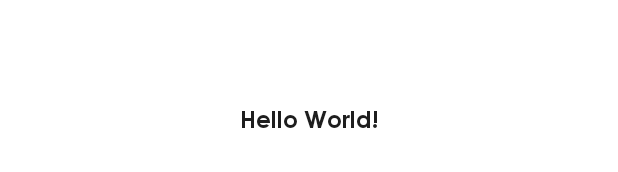
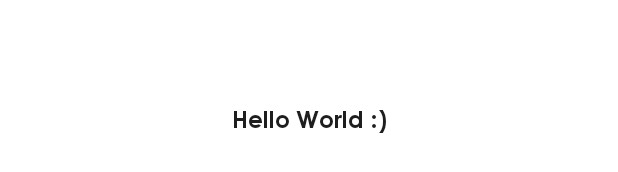
Before and after one commit to Nub-en-Nuber/NuberJam-Android, an Android app: the layout activity_main.xml on its own in the app's theme, with its tools: preview values and no code run, on a phone screen of 412 x 824 dp. Shown: the part 500-672 px from the top of the screen. Run offline under Robolectric (Android 15) with nearby library versions, the phone set to English and light mode, and no system bars.

Commit message:
refactor(general): MP-1 Change Hello World Text in Main Activity

```diff
--- a/app/src/main/res/layout/activity_main.xml
+++ b/app/src/main/res/layout/activity_main.xml
@@ -9,7 +9,7 @@
     <TextView
         android:layout_width="wrap_content"
         android:layout_height="wrap_content"
-        android:text="Hello World!"
+        android:text="Hello World :)"
         app:layout_constraintBottom_toBottomOf="parent"
         app:layout_constraintEnd_toEndOf="parent"
         app:layout_constraintStart_toStartOf="parent"
```
